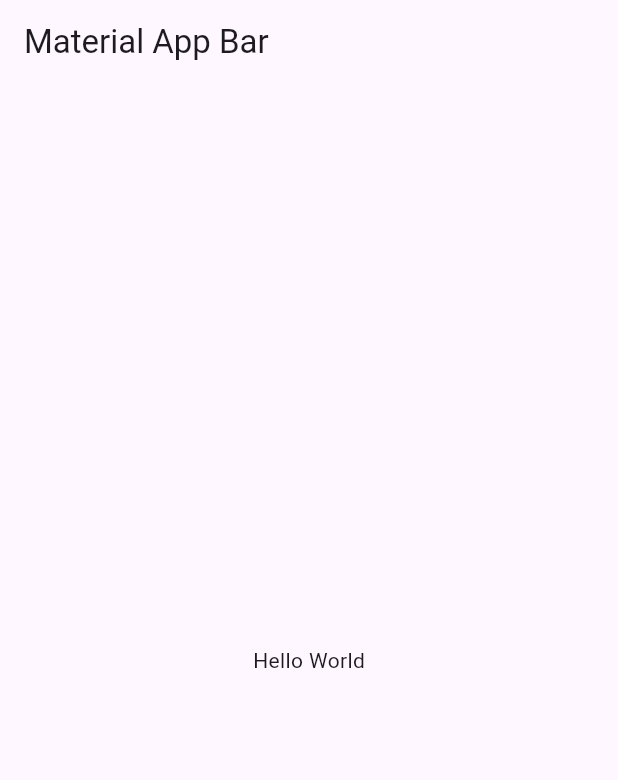
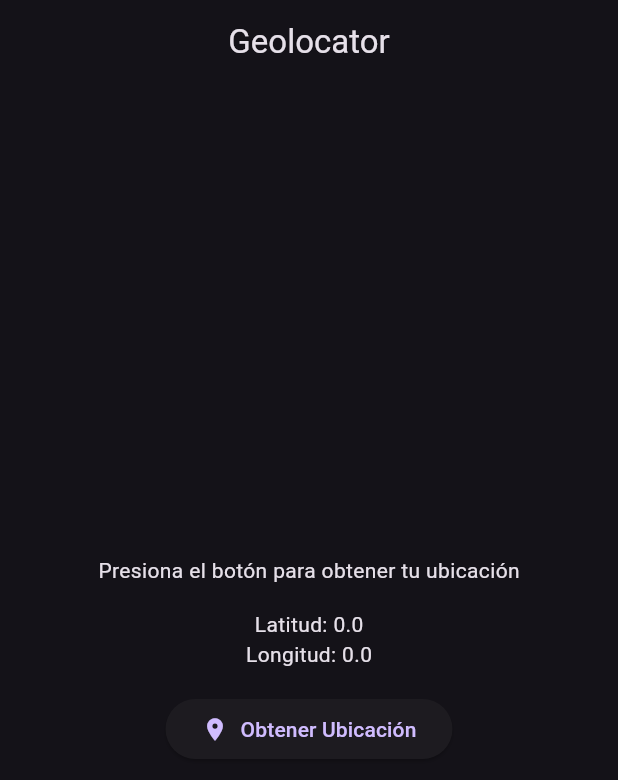
Before and after one commit to xavit/flutter_geolocator, a Flutter app: the screen it shows after launch, on a phone screen of 412 x 824 dp. Shown: the top 780 px of the screen. Run offline on Flutter 3.47's test engine with Material 3 defaults, Android fonts, the phone set to English and light mode, and no system bars; our stand-ins replace geolocator.

Commit message:
UI para obtener Ubicación y Permisos

```diff
--- a/lib/main.dart
+++ b/lib/main.dart
@@ -1,4 +1,5 @@
 import 'package:flutter/material.dart';
+import 'package:flutter_geolocator/ui/home_page.dart';
 
 void main() => runApp(const MyApp());
 
@@ -8,15 +9,9 @@ class MyApp extends StatelessWidget {
   @override
   Widget build(BuildContext context) {
     return MaterialApp(
-      title: 'Material App',
-      home: Scaffold(
-        appBar: AppBar(
-          title: const Text('Material App Bar'),
-        ),
-        body: const Center(
-          child: Text('Hello World'),
-        ),
-      ),
+      title: 'Geolocator App',
+      home: const HomePage(),
+      theme: ThemeData.dark(useMaterial3: true),
     );
   }
 }
--- /dev/null
+++ b/lib/ui/home_page.dart
@@ -0,0 +1,75 @@
+import 'package:flutter/foundation.dart';
+import 'package:flutter/material.dart';
+import 'package:flutter/widgets.dart';
+import 'package:geolocator/geolocator.dart';
+
+class HomePage extends StatefulWidget {
+  const HomePage({super.key});
+
+  @override
+  State<HomePage> createState() => _HomePageState();
+}
+
+class _HomePageState extends State<HomePage> {
+  double latitude = 0.0;
+  double longitude = 0.0;
+
+  Future<Position> _determinePosition() async {
+    LocationPermission permission;
+    permission = await Geolocator.checkPermission();
+    if (permission == LocationPermission.denied) {
+      permission = await Geolocator.requestPermission();
+      if (permission == LocationPermission.denied) {
+        return Future.error('Location permissions are denied');
+      }
+    }
+    return await Geolocator.getCurrentPosition();
+  }
+
+  void getCurrentLocation() async {
+    Position position = await _determinePosition();
+    debugPrint('Location: ${position.latitude}, ${position.longitude}');
+    setState(() {
+      latitude = position.latitude;
+      longitude = position.longitude;
+    });
+  }
+
+  @override
+  Widget build(BuildContext context) {
+    final size = MediaQuery.of(context).size;
+
+    return Scaffold(
+        appBar: AppBar(
+          title: const Center(child: Text('Geolocator')),
+        ),
+        body: SizedBox(
+          width: size.width,
+          child: Column(
+            mainAxisAlignment: MainAxisAlignment.center,
+            crossAxisAlignment: CrossAxisAlignment.center,
+            children: [
+              const Text("Presiona el botón para obtener tu ubicación"),
+              const SizedBox(height: 16),
+              Text("Latitud: $latitude"),
+              Text("Longitud: $longitude"),
+              const SizedBox(height: 16),
+              ElevatedButton(
+                onPressed: () {
+                  // debugPrint("Obtener Ubicación");
+                  getCurrentLocation();
+                },
+                child: const Row(
+                  mainAxisSize: MainAxisSize.min,
+                  children: [
+                    Icon(Icons.location_on),
+                    SizedBox(width: 8),
+                    Text('Obtener Ubicación'),
+                  ],
+                ),
+              ),
+            ],
+          ),
+        ));
+  }
+}
--- a/pubspec.yaml
+++ b/pubspec.yaml
@@ -32,7 +32,7 @@ dependencies:
   flutter:
     sdk: flutter
   geolocator: ^12.0.0
-  geolocator_android: 4.5.5
+  geolocator_android: 4.5.5 # Esta version soluciona el Bug de Geolocator
 
 dev_dependencies:
   # The "flutter_lints" package below contains a set of recommended lints to
```
Also changed, not shown: 1 other file.
